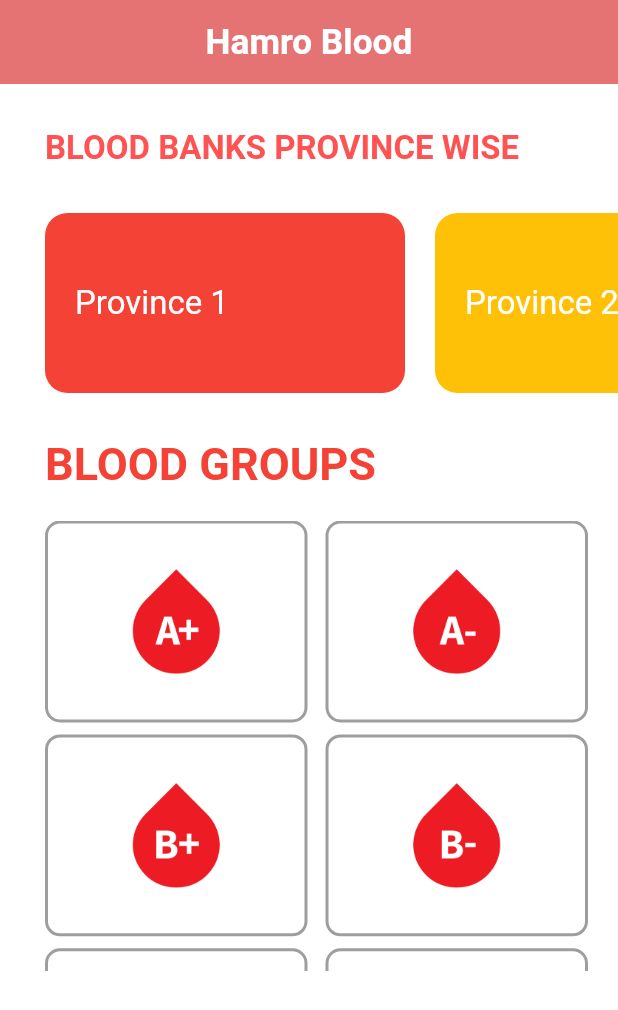
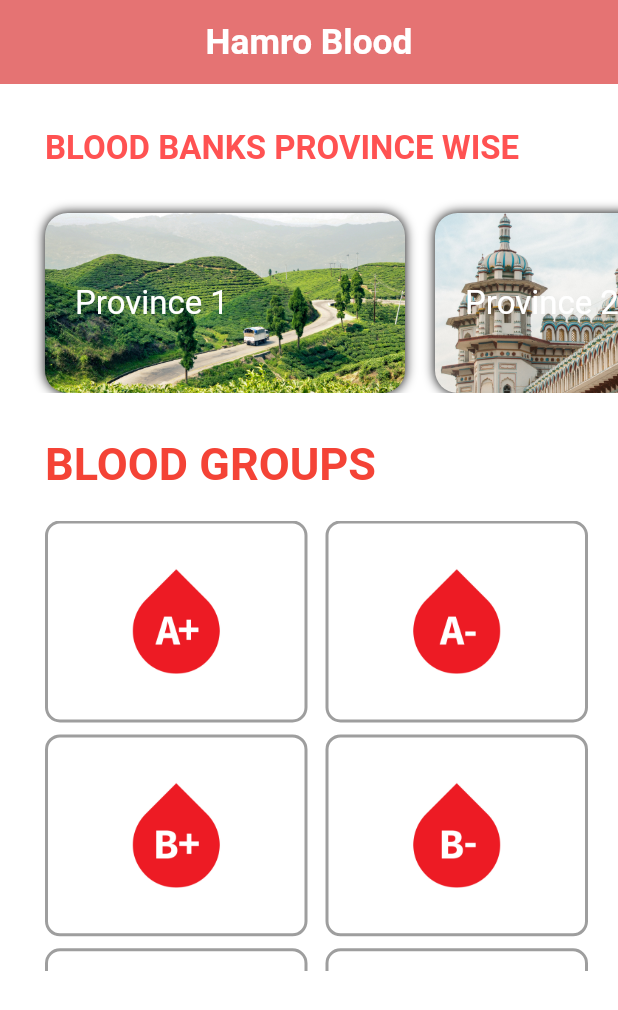
Before and after one commit to aregmi450/blood, a Flutter app: the screen it shows after launch, on a phone screen of 412 x 824 dp. Shown: the top 1010 px of the screen. Run offline on Flutter 3.47's test engine with Material 2 defaults, Android fonts, the phone set to English and light mode, and no system bars.

Commit message:
added images instead of color in background

```diff
--- a/lib/homescreen.dart
+++ b/lib/homescreen.dart
@@ -2,7 +2,7 @@ import 'package:flutter/material.dart';
 
 class HomeScreen extends StatelessWidget {
   Widget _selectedCleaning({
-    @required Color color,
+    @required String images,
     @required String tittle,
   }) {
     return Container(
@@ -13,7 +13,13 @@ class HomeScreen extends StatelessWidget {
       height: 120,
       width: 240,
       decoration: BoxDecoration(
-        color: color,
+        image: DecorationImage(
+          image: AssetImage(images),
+          fit: BoxFit.fitWidth,
+        ),
+        boxShadow: [
+          BoxShadow(blurRadius: 6.0),
+        ],
         borderRadius: BorderRadius.circular(15.0),
       ),
       child: Column(
@@ -22,6 +28,7 @@ class HomeScreen extends StatelessWidget {
         children: [
           Text(
             tittle,
+            textDirection: TextDirection.ltr,
             style: TextStyle(
               fontSize: 22,
               color: Colors.white,
@@ -101,31 +108,31 @@ class HomeScreen extends StatelessWidget {
                 child: Row(
                   children: [
                     _selectedCleaning(
-                      color: Colors.red,
+                      images: 'assets/prov1.jpg',
                       tittle: 'Province 1',
                     ),
                     _selectedCleaning(
-                      color: Colors.amber,
+                      images: 'assets/prov2.jpg',
                       tittle: 'Province 2',
                     ),
                     _selectedCleaning(
-                      color: Colors.brown,
+                      images: 'assets/prov3.jpg',
                       tittle: 'Bagmati Province',
                     ),
                     _selectedCleaning(
-                      color: Colors.teal,
+                      images: 'assets/prov4.jpg',
                       tittle: 'Gandaki Province',
                     ),
                     _selectedCleaning(
-                      color: Colors.blueGrey,
+                      images: 'assets/prov5.jpg',
                       tittle: 'Lumbini Province',
                     ),
                     _selectedCleaning(
-                      color: Colors.orange,
+                      images: 'assets/prov6.jpg',
                       tittle: 'Karnali Province',
                     ),
                     _selectedCleaning(
-                      color: Colors.purple,
+                      images: 'assets/prov7.jpg',
                       tittle: 'Sudurpaschim Province',
                     ),
                   ],
```
Also changed, not shown: assets/prov1.jpg (added), assets/prov2.jpg (added), assets/prov3.jpg (added), assets/prov4.jpg (added), assets/prov5.jpg (added), assets/prov6.jpg (added), assets/prov7.jpg (added).
